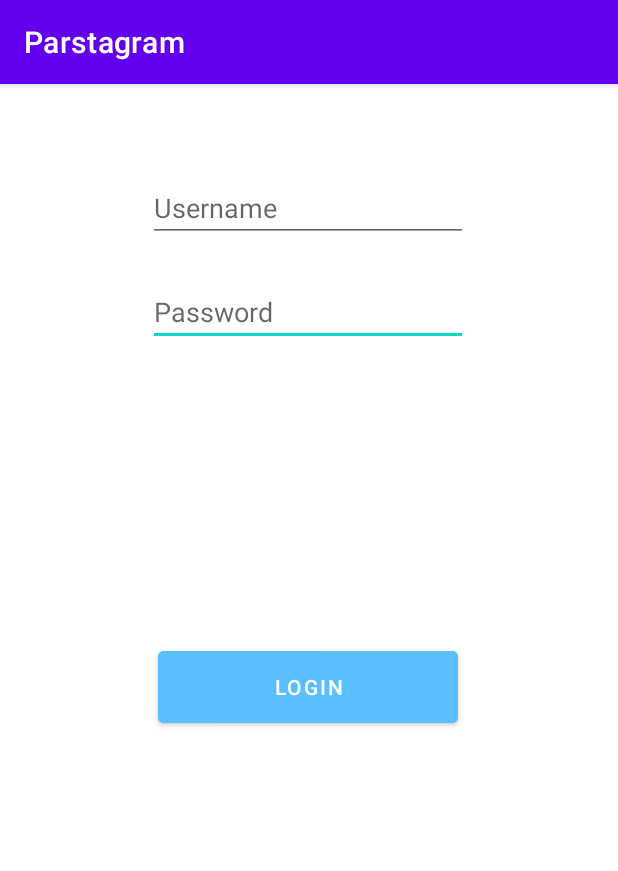
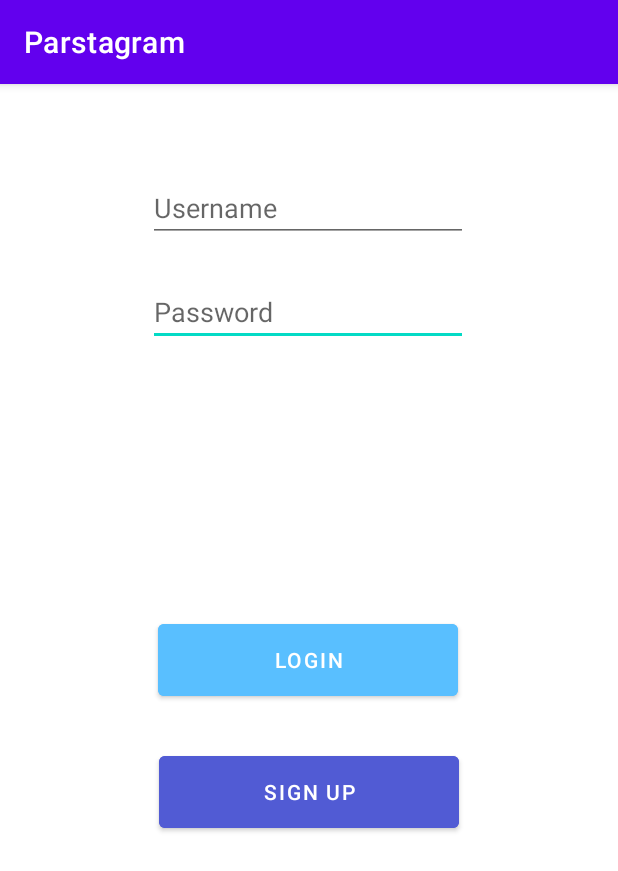
Before and after one commit to curet/Parstagram, an Android app: the screen it shows after launch (LoginActivity), on a phone screen of 412 x 824 dp. Shown: the top 871 px of the screen. Run offline under Robolectric (Android 15) with nearby library versions, the phone set to English and light mode, and no system bars; libraries missing offline, so code that uses them is left out: com.parse; 1 statement that could not run was skipped.

Commit message:
adding signup ability

```diff
--- a/app/src/main/res/layout/activity_login.xml
+++ b/app/src/main/res/layout/activity_login.xml
@@ -10,15 +10,29 @@
         android:id="@+id/login_button"
         android:layout_width="wrap_content"
         android:layout_height="wrap_content"
-        android:layout_marginBottom="336dp"
         android:width="200dp"
         android:height="60dp"
+        android:backgroundTint="#59BFFF"
         android:text="Login"
-        android:backgroundTint="#59BFFF"
         app:layout_constraintBottom_toBottomOf="parent"
         app:layout_constraintEnd_toEndOf="parent"
         app:layout_constraintHorizontal_bias="0.497"
-        app:layout_constraintStart_toStartOf="parent" />
+        app:layout_constraintStart_toStartOf="parent"
+        app:layout_constraintTop_toTopOf="parent" />
+
+    <Button
+        android:id="@+id/signup_button"
+        android:layout_width="wrap_content"
+        android:layout_height="wrap_content"
+        android:width="200dp"
+        android:height="60dp"
+        android:backgroundTint="#515BD4"
+        android:text="Sign Up"
+        app:layout_constraintBottom_toBottomOf="parent"
+        app:layout_constraintEnd_toEndOf="parent"
+        app:layout_constraintStart_toStartOf="parent"
+        app:layout_constraintTop_toTopOf="parent"
+        app:layout_constraintVertical_bias="0.624" />
 
     <EditText
         android:id="@+id/et_password"
```
